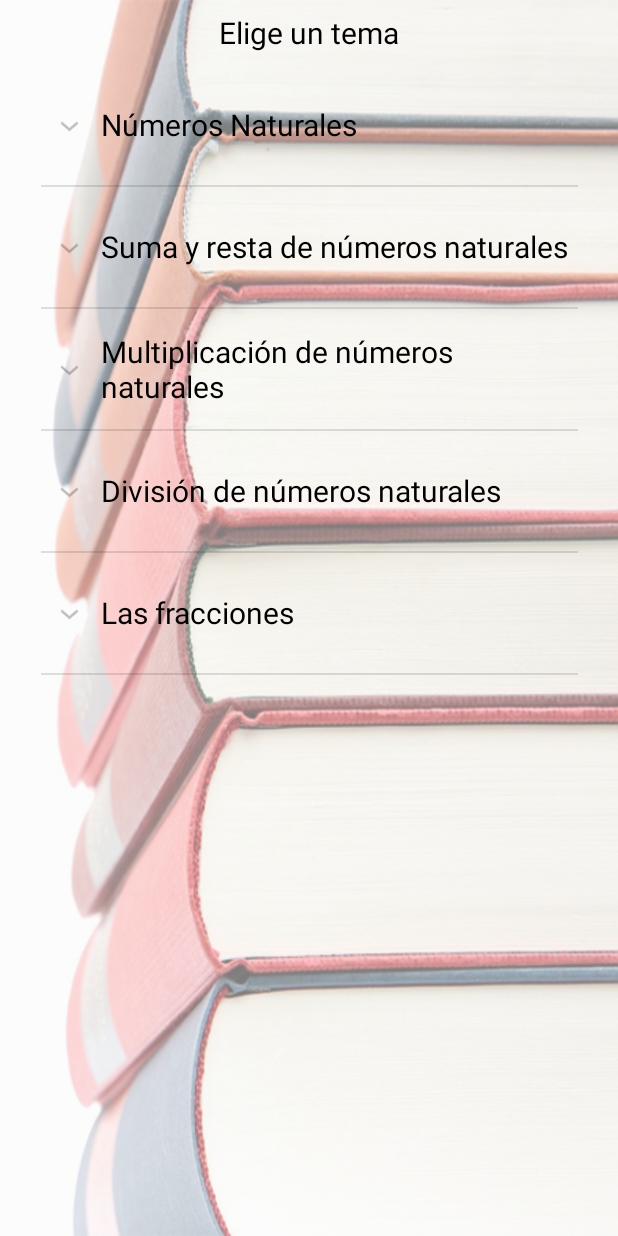
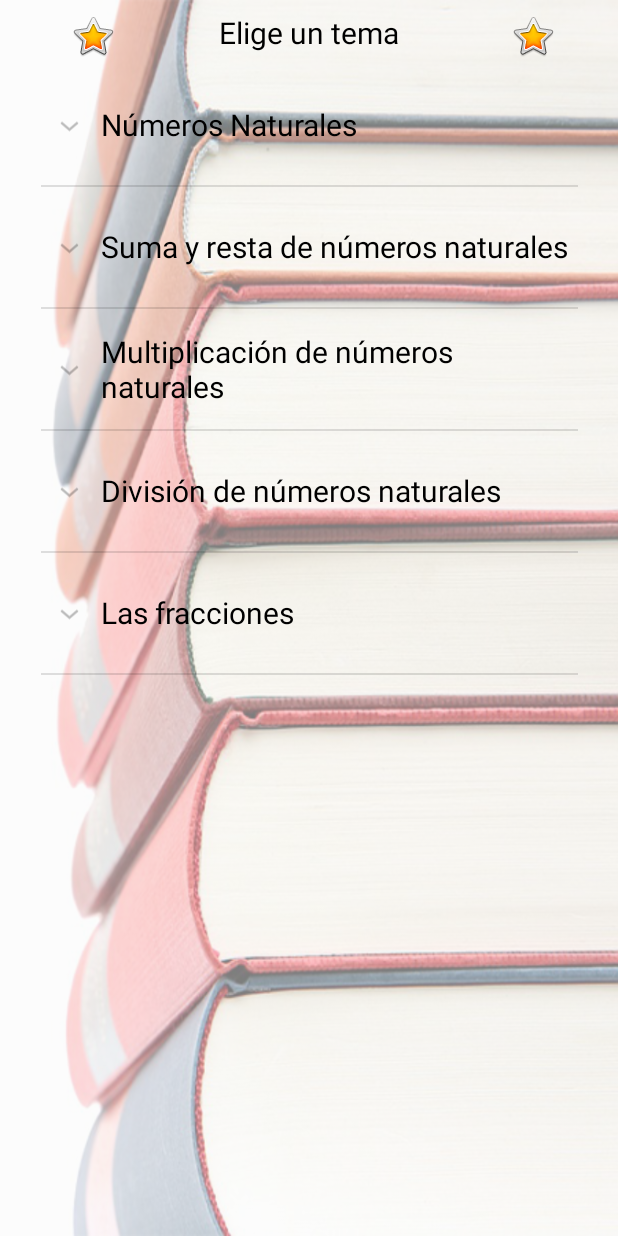
Before and after one commit to ProyectoTeam/ProyectoTSP, an Android app: the Aprender screen opened directly, with no data from a screen before it, on a phone screen of 412 x 824 dp. Run offline under Robolectric (Android 15) with nearby library versions, the phone set to English and light mode, and no system bars.

Commit message:
Fin parte 2 proyectos

```diff
--- a/app/src/main/res/layout/activity_aprender.xml
+++ b/app/src/main/res/layout/activity_aprender.xml
@@ -48,5 +48,37 @@
         app:layout_constraintTop_toBottomOf="@+id/textView22"
         app:layout_constraintVertical_bias="0.0"></ExpandableListView>
 
+    <ImageView
+        android:id="@+id/imageView3"
+        android:layout_width="wrap_content"
+        android:layout_height="wrap_content"
+        android:layout_marginBottom="8dp"
+        android:layout_marginEnd="8dp"
+        android:layout_marginStart="8dp"
+        android:layout_marginTop="8dp"
+        app:layout_constraintBottom_toBottomOf="@+id/imvFondo"
+        app:layout_constraintEnd_toEndOf="parent"
+        app:layout_constraintHorizontal_bias="0.104"
+        app:layout_constraintStart_toStartOf="parent"
+        app:layout_constraintTop_toTopOf="parent"
+        app:layout_constraintVertical_bias="0.0"
+        app:srcCompat="@android:drawable/btn_star_big_on" />
+
+    <ImageView
+        android:id="@+id/imageView4"
+        android:layout_width="wrap_content"
+        android:layout_height="wrap_content"
+        android:layout_marginBottom="8dp"
+        android:layout_marginEnd="8dp"
+        android:layout_marginStart="8dp"
+        android:layout_marginTop="8dp"
+        app:layout_constraintBottom_toBottomOf="parent"
+        app:layout_constraintEnd_toEndOf="parent"
+        app:layout_constraintHorizontal_bias="0.91"
+        app:layout_constraintStart_toStartOf="parent"
+        app:layout_constraintTop_toTopOf="parent"
+        app:layout_constraintVertical_bias="0.0"
+        app:srcCompat="@android:drawable/btn_star_big_on" />
+
 
 </android.support.constraint.ConstraintLayout>
--- a/app/src/main/res/layout/activity_ejercicio__tipo_1.xml
+++ b/app/src/main/res/layout/activity_ejercicio__tipo_1.xml
@@ -13,7 +13,9 @@
         android:layout_gravity="center_vertical"
         android:alpha="0.8"
         android:background="@drawable/fondo_segundo"
-        android:scaleType="fitCenter" />
+        android:scaleType="fitCenter"
+        tools:layout_editor_absoluteX="0dp"
+        tools:layout_editor_absoluteY="0dp" />
 
     <TextView
         android:id="@+id/textView6"
```
Also changed, not shown: app/src/main/res/layout/activity_ejemplo_tipo_1.xml (+16 -0 lines), app/src/main/res/layout/activity_ejemplos.xml (+32 -0 lines), app/src/main/res/layout/activity_mostrar.xml (+16 -0 lines), app/src/main/res/drawable-v24/Owl.png (added), app/src/main/res/drawable-v24/banner-1183445_1280.png (added), app/src/main/res/drawable-v24/mathematics-989124_1280.png (added).
